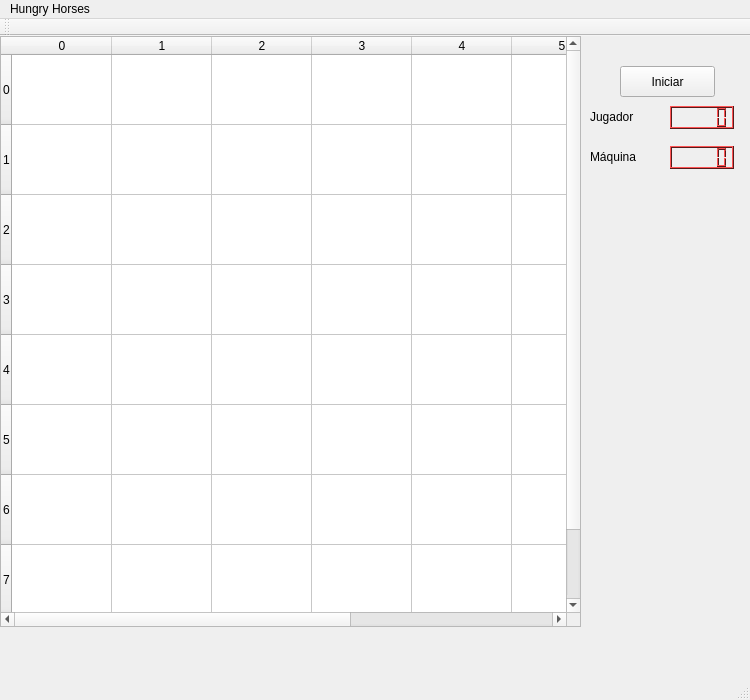
anderojas1/HungryHorses, file mainwindow.ui: the form before one commit.
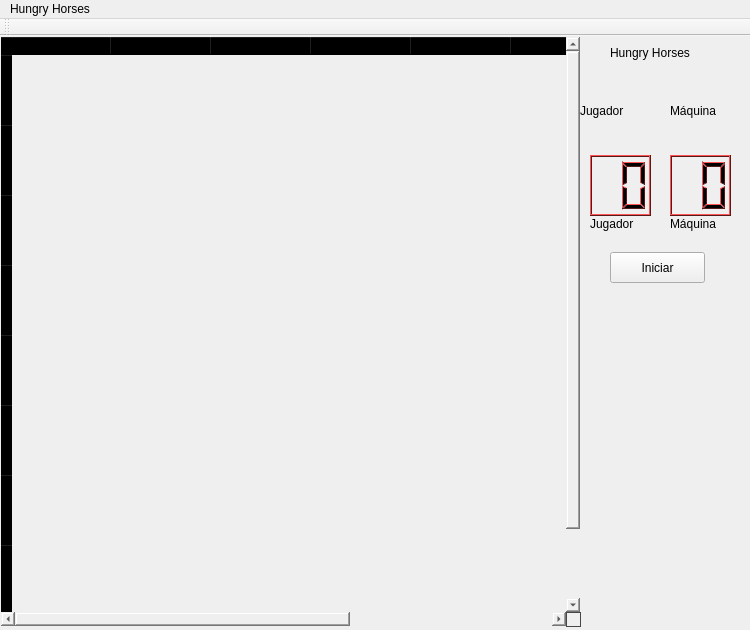
The form after the commit.

Patch:
```diff
--- a/mainwindow.ui
+++ b/mainwindow.ui
@@ -2,18 +2,21 @@
 <ui version="4.0">
  <class>MainWindow</class>
  <widget class="QMainWindow" name="MainWindow">
+  <property name="enabled">
+   <bool>true</bool>
+  </property>
   <property name="geometry">
    <rect>
     <x>0</x>
     <y>0</y>
     <width>750</width>
-    <height>700</height>
+    <height>630</height>
    </rect>
   </property>
   <property name="minimumSize">
    <size>
     <width>750</width>
-    <height>700</height>
+    <height>500</height>
    </size>
   </property>
   <property name="maximumSize">
@@ -30,9 +33,9 @@
     <property name="geometry">
      <rect>
       <x>670</x>
-      <y>110</y>
-      <width>64</width>
-      <height>23</height>
+      <y>119</y>
+      <width>61</width>
+      <height>61</height>
      </rect>
     </property>
     <property name="palette">
@@ -450,6 +453,9 @@
       </disabled>
      </palette>
     </property>
+    <property name="digitCount">
+     <number>2</number>
+    </property>
     <property name="intValue" stdset="0">
      <number>0</number>
     </property>
@@ -457,10 +463,10 @@
    <widget class="QLCDNumber" name="puntajeJugador">
     <property name="geometry">
      <rect>
-      <x>670</x>
-      <y>70</y>
-      <width>64</width>
-      <height>23</height>
+      <x>590</x>
+      <y>119</y>
+      <width>61</width>
+      <height>61</height>
      </rect>
     </property>
     <property name="palette">
@@ -878,14 +884,17 @@
       </disabled>
      </palette>
     </property>
+    <property name="digitCount">
+     <number>2</number>
+    </property>
    </widget>
-   <widget class="QLabel" name="label">
+   <widget class="QLabel" name="nickMaquina">
     <property name="geometry">
      <rect>
-      <x>590</x>
-      <y>110</y>
-      <width>111</width>
-      <height>21</height>
+      <x>670</x>
+      <y>39</y>
+      <width>71</width>
+      <height>71</height>
      </rect>
     </property>
     <property name="text">
@@ -895,12 +904,18 @@
    <widget class="QLabel" name="nickJugador">
     <property name="geometry">
      <rect>
-      <x>590</x>
-      <y>70</y>
-      <width>111</width>
-      <height>21</height>
+      <x>580</x>
+      <y>39</y>
+      <width>71</width>
+      <height>71</height>
      </rect>
     </property>
+    <property name="autoFillBackground">
+     <bool>false</bool>
+    </property>
+    <property name="styleSheet">
+     <string notr="true"/>
+    </property>
     <property name="text">
      <string>Jugador</string>
     </property>
@@ -932,6 +947,12 @@
       <height>20</height>
      </size>
     </property>
+    <property name="autoFillBackground">
+     <bool>true</bool>
+    </property>
+    <property name="styleSheet">
+     <string notr="true">background-color: transparent;</string>
+    </property>
     <property name="sizeAdjustPolicy">
      <enum>QAbstractScrollArea::AdjustIgnored</enum>
     </property>
@@ -1048,8 +1069,8 @@
    <widget class="QPushButton" name="iniciarJuego">
     <property name="geometry">
      <rect>
-      <x>620</x>
-      <y>30</y>
+      <x>610</x>
+      <y>216</y>
       <width>95</width>
       <height>31</height>
      </rect>
@@ -1058,6 +1079,51 @@
      <string>Iniciar</string>
     </property>
    </widget>
+   <widget class="QLabel" name="label">
+    <property name="geometry">
+     <rect>
+      <x>590</x>
+      <y>179</y>
+      <width>67</width>
+      <height>17</height>
+     </rect>
+    </property>
+    <property name="text">
+     <string>Jugador</string>
+    </property>
+    <property name="textFormat">
+     <enum>Qt::AutoText</enum>
+    </property>
+    <property name="scaledContents">
+     <bool>false</bool>
+    </property>
+   </widget>
+   <widget class="QLabel" name="label_2">
+    <property name="geometry">
+     <rect>
+      <x>670</x>
+      <y>179</y>
+      <width>67</width>
+      <height>17</height>
+     </rect>
+    </property>
+    <property name="text">
+     <string>Máquina</string>
+    </property>
+   </widget>
+   <widget class="QLabel" name="label_3">
+    <property name="geometry">
+     <rect>
+      <x>610</x>
+      <y>6</y>
+      <width>101</width>
+      <height>21</height>
+     </rect>
+    </property>
+    <property name="text">
+     <string>Hungry Horses</string>
+    </property>
+   </widget>
   </widget>
   <widget class="QMenuBar" name="menuBar">
    <property name="geometry">
@@ -1097,7 +1163,6 @@
     <bool>false</bool>
    </attribute>
   </widget>
-  <widget class="QStatusBar" name="statusBar"/>
   <action name="actionSalir">
    <property name="text">
     <string>Salir</string>
```
